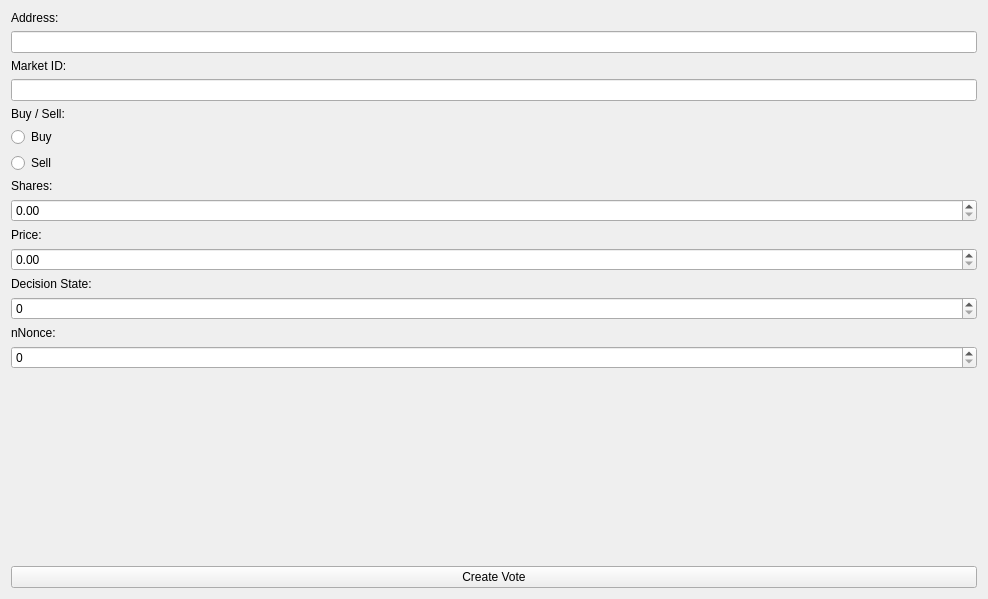
bitjson/hivemind, file src/qt/forms/voteview.ui: the form before one commit.
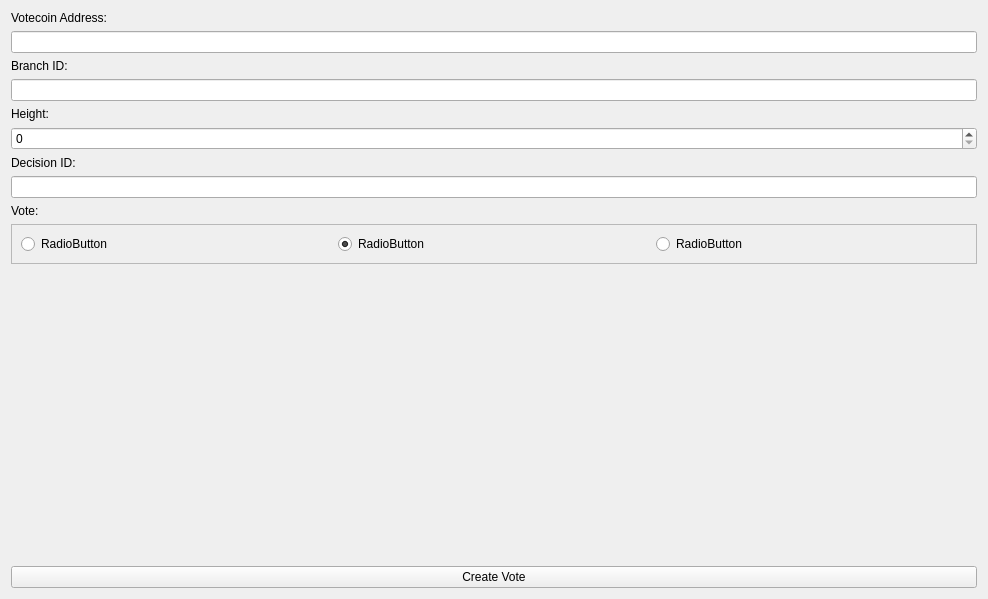
The form after the commit.

Diff of the .ui file:
```diff
--- a/src/qt/forms/voteview.ui
+++ b/src/qt/forms/voteview.ui
@@ -17,7 +17,7 @@
    <item>
     <widget class="QLabel" name="label">
      <property name="text">
-      <string>Address:</string>
+      <string>Votecoin Address:</string>
      </property>
     </widget>
    </item>
@@ -27,7 +27,7 @@
    <item>
     <widget class="QLabel" name="label_2">
      <property name="text">
-      <string>Market ID:</string>
+      <string>Branch ID:</string>
      </property>
     </widget>
    </item>
@@ -37,63 +37,65 @@
    <item>
     <widget class="QLabel" name="label_3">
      <property name="text">
-      <string>Buy / Sell:</string>
+      <string>Height:</string>
      </property>
     </widget>
    </item>
    <item>
-    <widget class="QRadioButton" name="radioButtonBuy">
-     <property name="text">
-      <string>Buy</string>
-     </property>
-    </widget>
-   </item>
-   <item>
-    <widget class="QRadioButton" name="radioButtonSell">
-     <property name="text">
-      <string>Sell</string>
-     </property>
-    </widget>
+    <widget class="QSpinBox" name="spinBoxHeight"/>
    </item>
    <item>
     <widget class="QLabel" name="label_4">
      <property name="text">
-      <string>Shares:</string>
+      <string>Decision ID:</string>
      </property>
     </widget>
    </item>
    <item>
-    <widget class="QDoubleSpinBox" name="doubleSpinBoxShares"/>
+    <widget class="QLineEdit" name="lineEditDecisionID"/>
    </item>
    <item>
     <widget class="QLabel" name="label_5">
      <property name="text">
-      <string>Price:</string>
+      <string>Vote:</string>
      </property>
     </widget>
    </item>
    <item>
-    <widget class="QDoubleSpinBox" name="doubleSpinBoxPrice"/>
-   </item>
+    <widget class="QFrame" name="frame">
+     <property name="frameShape">
+      <enum>QFrame::StyledPanel</enum>
+     </property>
+     <property name="frameShadow">
+      <enum>QFrame::Raised</enum>
+     </property>
+     <layout class="QHBoxLayout" name="horizontalLayout">
    <item>
-    <widget class="QLabel" name="label_6">
+       <widget class="QRadioButton" name="radioButton">
      <property name="text">
-      <string>Decision State:</string>
+         <string>RadioButton</string>
      </property>
     </widget>
    </item>
    <item>
-    <widget class="QSpinBox" name="spinBoxState"/>
+       <widget class="QRadioButton" name="radioButton_2">
+        <property name="text">
+         <string>RadioButton</string>
+        </property>
+        <property name="checked">
+         <bool>true</bool>
+        </property>
+       </widget>
    </item>
    <item>
-    <widget class="QLabel" name="label_7">
+       <widget class="QRadioButton" name="radioButton_3">
      <property name="text">
-      <string>nNonce:</string>
+         <string>RadioButton</string>
      </property>
     </widget>
    </item>
-   <item>
-    <widget class="QSpinBox" name="spinBoxNonce"/>
+     </layout>
+    </widget>
    </item>
    <item>
     <spacer name="verticalSpacer">
```
Left out of the diff: 2 changed lines with no effect on the pictures. Lines whose indentation alone changed are shown as unchanged.
